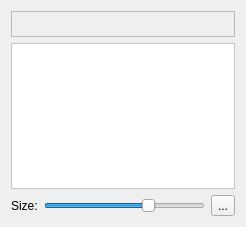
Before: the Qt Designer form krita/plugins/viewplugins/painterlymixer/kis_painterlymixer.ui in KDE/krita, drawn with Qt 5.
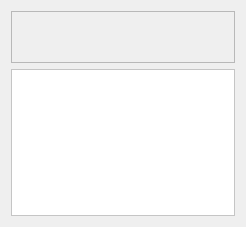
After: the same form once the commit is applied. Custom widgets are drawn as their Qt base class.

What changed in the file:
```diff
--- a/krita/plugins/viewplugins/painterlymixer/kis_painterlymixer.ui
+++ b/krita/plugins/viewplugins/painterlymixer/kis_painterlymixer.ui
@@ -24,7 +24,7 @@
      <property name="maximumSize" >
       <size>
        <width>16777215</width>
-       <height>26</height>
+       <height>52</height>
       </size>
      </property>
      <property name="frameShape" >
@@ -35,7 +35,7 @@
      </property>
     </widget>
    </item>
-   <item row="1" column="0" colspan="3" >
+   <item rowspan="2" row="1" column="0" colspan="3" >
     <widget class="MixerCanvas" name="m_canvas" >
      <property name="palette" >
       <palette>
@@ -301,30 +301,6 @@
      </property>
     </widget>
    </item>
-   <item row="2" column="0" >
-    <widget class="QLabel" name="label" >
-     <property name="text" >
-      <string>Size:</string>
-     </property>
-    </widget>
-   </item>
-   <item row="2" column="1" >
-    <widget class="QSlider" name="horizontalSlider" >
-     <property name="value" >
-      <number>66</number>
-     </property>
-     <property name="orientation" >
-      <enum>Qt::Horizontal</enum>
-     </property>
-    </widget>
-   </item>
-   <item row="2" column="2" >
-    <widget class="QToolButton" name="toolButton_3" >
-     <property name="text" >
-      <string>...</string>
-     </property>
-    </widget>
-   </item>
   </layout>
  </widget>
  <customwidgets>
```
Left out of the diff: 2 changed lines with no effect on the pictures.
